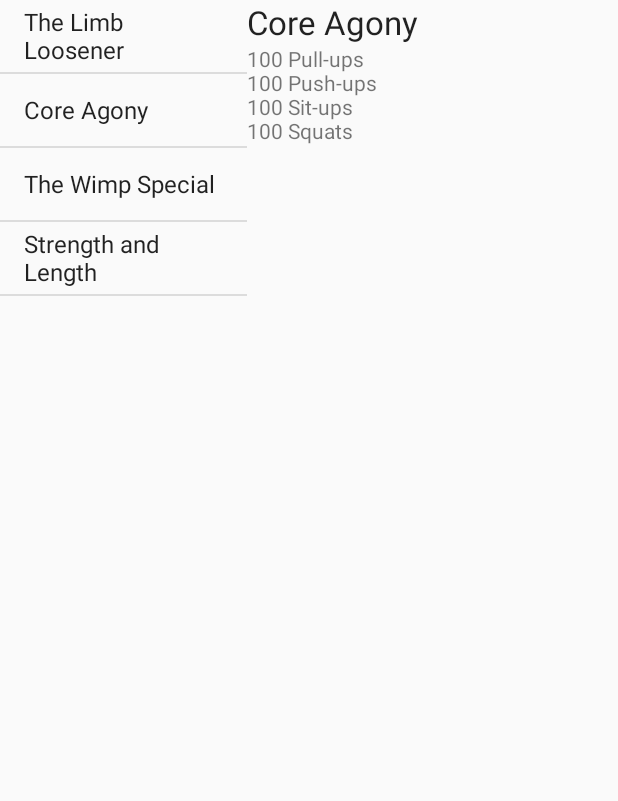
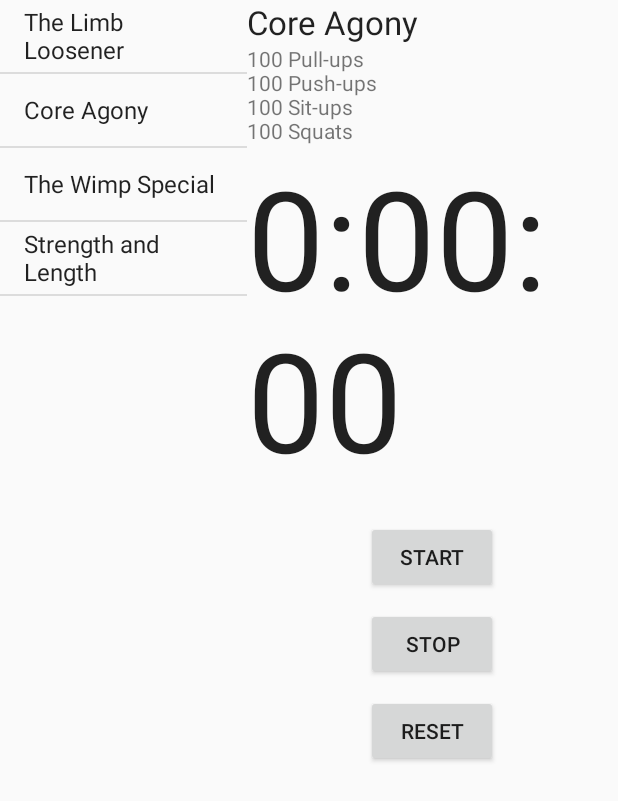
Before and after one commit to VizShaT/Workout, an Android app: the screen it shows after launch (MainActivity), after a tap on "Core Agony", on a phone screen of 412 x 824 dp. Shown: the top 801 px of the screen. Run offline under Robolectric (Android 15) with nearby library versions, the phone set to English and light mode, and no system bars; 1 other tap on this screen came first.

Commit message:
StopwatchFragment added as nested fragment

```diff
--- /dev/null
+++ b/app/src/main/java/kikit/workout/StopwatchFragment.java
@@ -0,0 +1,89 @@
+package kikit.workout;
+
+
+import android.os.Bundle;
+import android.app.Fragment;
+import android.os.Handler;
+import android.view.LayoutInflater;
+import android.view.View;
+import android.view.ViewGroup;
+import android.widget.TextView;
+
+public class StopwatchFragment extends Fragment {
+    private int seconds = 0;
+    private boolean running;
+    private boolean wasRunning;
+
+    public StopwatchFragment() {
+        // Required empty public constructor
+    }
+
+    @Override
+    public void onCreate(Bundle savedInstanceState){
+        super.onCreate(savedInstanceState);
+        if(savedInstanceState != null){
+            seconds = savedInstanceState.getInt("seconds");
+            running = savedInstanceState.getBoolean("running");
+            wasRunning = savedInstanceState.getBoolean("wasRunning");
+            if(wasRunning){
+                running = true;
+            }
+        }
+    }
+
+    @Override
+    public View onCreateView(LayoutInflater inflater, ViewGroup container, Bundle savedInstanceState) {
+        // Inflate the layout for this fragment
+        View layout = inflater.inflate(R.layout.fragment_stopwatch, container, false);
+        runTimer(layout);
+        return layout;
+    }
+
+    @Override
+    public void onPause(){
+        super.onPause();
+        wasRunning = running;
+        running = false;
+    }
+    @Override
+    public void onResume(){
+        super.onResume();
+        if(wasRunning){
+            running = true;
+        }
+    }
+    @Override
+    public void onSaveInstanceState(Bundle savedInstanceState){
+        savedInstanceState.putInt("seconds", seconds);
+        savedInstanceState.putBoolean("running", running);
+        savedInstanceState.putBoolean("wasRunning", wasRunning);
+    }
+    public void onClickStart(View view){
+        running = true;
+    }
+    public void onClickStop(View view){
+        running = false;
+    }
+    public void onClickReset(View view){
+        running = false;
+        seconds = 0;
+    }
+    private void runTimer(View view){
+        final TextView timeView = (TextView) view.findViewById(R.id.time_view);
+        final Handler handler = new Handler();
+        handler.post(new Runnable() {
+            @Override
+            public void run() {
+                int hours = seconds / 3600;
+                int minutes = (seconds % 3600) / 60;
+                int secs = seconds % 60;
+                String time = String.format("%d:%02d:%02d", hours, minutes, secs);
+                timeView.setText(time);
+                if(running){
+                    seconds++;
+                }
+                handler.postDelayed(this, 1000);
+            }
+        });
+    }
+}
--- a/app/src/main/java/kikit/workout/WorkoutDetailFragment.java
+++ b/app/src/main/java/kikit/workout/WorkoutDetailFragment.java
@@ -1,6 +1,7 @@
 package kikit.workout;
 
 
+import android.app.FragmentTransaction;
 import android.os.Bundle;
 import android.app.Fragment;
 import android.view.LayoutInflater;
@@ -26,6 +27,12 @@ public class WorkoutDetailFragment extends Fragment {
         if(savedInstanceState != null){
             workoutId = savedInstanceState.getLong("workoutId");
         }
+        FragmentTransaction ft = getChildFragmentManager().beginTransaction();
+        StopwatchFragment stopwatchFragment = new StopwatchFragment();
+        ft.replace(R.id.stopwatch_container, stopwatchFragment);
+        ft.addToBackStack(null);
+        ft.setTransition(FragmentTransaction.TRANSIT_FRAGMENT_FADE);
+        ft.commit();
         return inflater.inflate(R.layout.fragment_workout_detail, container, false);
     }
     @Override
--- /dev/null
+++ b/app/src/main/res/layout/fragment_stopwatch.xml
@@ -0,0 +1,44 @@
+<?xml version="1.0" encoding="utf-8"?>
+<RelativeLayout xmlns:android="http://schemas.android.com/apk/res/android"
+    xmlns:tools="http://schemas.android.com/tools"
+    android:layout_width="match_parent"
+    android:layout_height="match_parent">
+
+    <TextView
+        android:id="@+id/time_view"
+        android:layout_width="wrap_content"
+        android:layout_height="wrap_content"
+        android:layout_alignParentTop="true"
+        android:layout_centerHorizontal="true"
+        android:layout_marginTop="0dp"
+        android:text=""
+        android:textAppearance="?android:attr/textAppearanceLarge"
+        android:textSize="92sp" />
+    <Button
+        android:id="@+id/start_button"
+        android:layout_width="wrap_content"
+        android:layout_height="wrap_content"
+        android:layout_below="@+id/time_view"
+        android:layout_centerHorizontal="true"
+        android:layout_marginTop="20dp"
+        android:onClick="onClickStart"
+        android:text="@string/start" />
+    <Button
+        android:id="@+id/stop_button"
+        android:layout_width="wrap_content"
+        android:layout_height="wrap_content"
+        android:layout_below="@+id/start_button"
+        android:layout_centerHorizontal="true"
+        android:layout_marginTop="10dp"
+        android:onClick="onClickStop"
+        android:text="@string/stop" />
+    <Button
+        android:id="@+id/reset_button"
+        android:layout_width="wrap_content"
+        android:layout_height="wrap_content"
+        android:layout_below="@+id/stop_button"
+        android:layout_centerHorizontal="true"
+        android:layout_marginTop="10dp"
+        android:onClick="onClickReset"
+        android:text="@string/reset" />
+</RelativeLayout>
--- a/app/src/main/res/layout/fragment_workout_detail.xml
+++ b/app/src/main/res/layout/fragment_workout_detail.xml
@@ -16,5 +16,9 @@
         android:layout_height="wrap_content"
         android:text=""
         android:id="@+id/textDescription"/>
+    <FrameLayout
+        android:id="@+id/stopwatch_container"
+        android:layout_width="match_parent"
+        android:layout_height="match_parent" />
 
 </LinearLayout>
--- a/app/src/main/res/values/strings.xml
+++ b/app/src/main/res/values/strings.xml
@@ -1,6 +1,6 @@
 <resources>
     <string name="app_name">Workout</string>
-
-<!-- TODO: Remove or change this placeholder text -->
-    <string name="hello_blank_fragment">Hello blank fragment</string>
+    <string name="start">Start</string>
+    <string name="stop">Stop</string>
+    <string name="reset">Reset</string>
 </resources>
```
